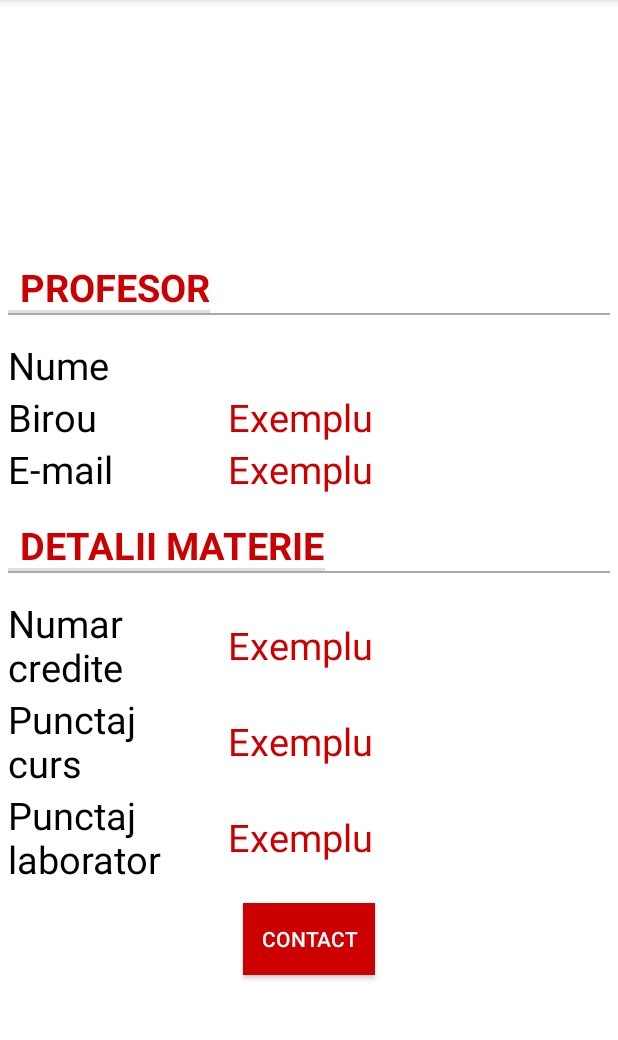
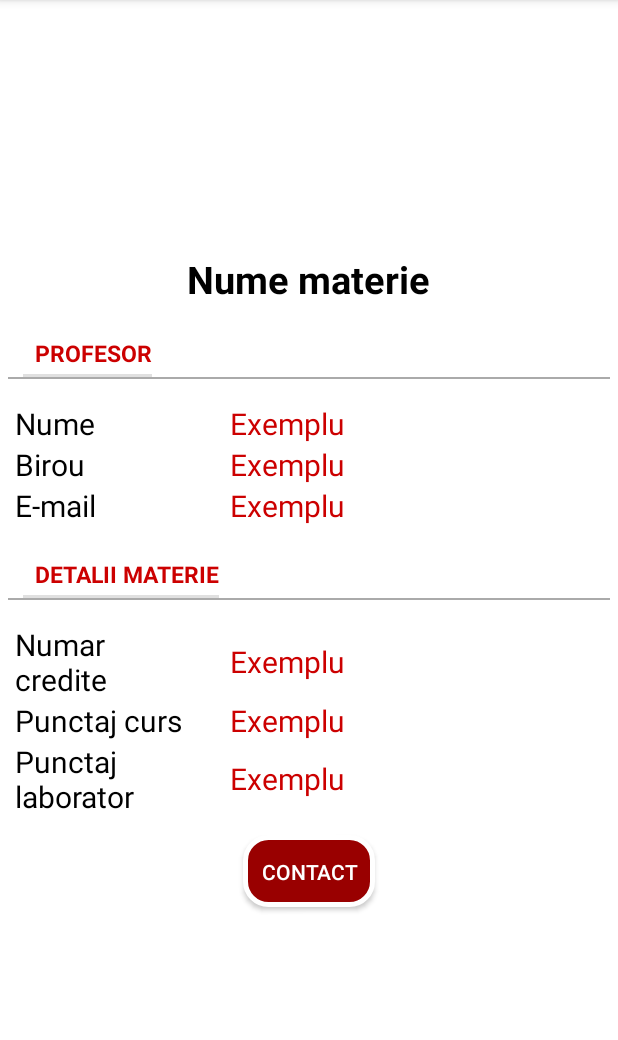
Before and after one commit to razvandalca/iStud-Android, an Android app: the MaterieActivity screen opened directly, with no data from a screen before it, on a phone screen of 412 x 824 dp, the part 84-1124 px from its top. Run offline under Robolectric (Android 15) with nearby library versions, the phone set to English and light mode, and no system bars.

Commit message:
materie detalii , call detalii etc

```diff
--- a/app/src/main/java/ro/horiacalin/istud/Api/iStudAPI.java
+++ b/app/src/main/java/ro/horiacalin/istud/Api/iStudAPI.java
@@ -26,4 +26,7 @@ public interface iStudAPI  {
     @GET("course/read")
     Call<List<Materie>> getCourses(@Query("userid") int userID);
 
+    @GET("course/read")
+    Call<Materie> getCourseDetails(@Query("userid") int userID,@Query("courseid") int courseId);
+
 }
--- a/app/src/main/java/ro/horiacalin/istud/PresentationLayer/Controller/MaterieActivity.java
+++ b/app/src/main/java/ro/horiacalin/istud/PresentationLayer/Controller/MaterieActivity.java
@@ -1,13 +1,19 @@
 package ro.horiacalin.istud.PresentationLayer.Controller;
 
+import android.app.ProgressDialog;
+import android.content.DialogInterface;
 import android.content.Intent;
 import android.net.Uri;
 import android.os.Bundle;
-import android.support.design.widget.TextInputEditText;
+import android.support.v7.app.AlertDialog;
 import android.support.v7.app.AppCompatActivity;
 import android.view.View;
 import android.widget.TextView;
 
+import ro.horiacalin.istud.BusinessLayer.Interfaces.CallbackDefaultNetwork;
+import ro.horiacalin.istud.BusinessLayer.Managers.ApiManager;
+import ro.horiacalin.istud.BusinessLayer.Managers.ToolsManager;
+import ro.horiacalin.istud.BusinessLayer.Pojo.Grade;
 import ro.horiacalin.istud.BusinessLayer.Pojo.Materie;
 import ro.horiacalin.istud.Constants;
 import ro.horiacalin.istud.R;
@@ -19,55 +25,117 @@ import ro.horiacalin.istud.R;
 public class MaterieActivity extends AppCompatActivity {
 
     private Materie materie;
-    private String nume;
-    private String numeTitular;
-    private int nrCredite;
-    private String contactProfesor;
+
 
     private TextView numeProfesor;
+    private TextView birouProf;
+    private TextView emailProf;
+
+
     private TextView numarCredite;
+    private TextView punctajCurs;
+    private TextView punctajLab;
+
+
     private TextView numeMaterie;
-    private TextView contactProfesorView;
 
-    protected void onCreate(Bundle savedInstanceState){
+
+    private ProgressDialog progressDialog;
+
+    protected void onCreate(Bundle savedInstanceState) {
         super.onCreate(savedInstanceState);
 
         setContentView(R.layout.materielayout);
+
+
         numeProfesor = (TextView) findViewById(R.id.numeProfesorSetat);
+        birouProf = (TextView) findViewById(R.id.birouProfesorSetat);
+        emailProf = (TextView) findViewById(R.id.contactProfesorSetat);
+
+
         numarCredite = (TextView) findViewById(R.id.numarCrediteSetat);
+        punctajCurs = (TextView) findViewById(R.id.punctajCursSetat);
+        punctajLab = (TextView) findViewById(R.id.punctajLaboratorSetat);
+
         numeMaterie = (TextView) findViewById(R.id.numeMaterie);
-        contactProfesorView = (TextView) findViewById(R.id.contactProfesorSetat);
 
-        if (getIntent()!=null){
-            materie = (Materie) getIntent().getSerializableExtra(Constants.MATERIE_KEY);
-            nume = materie.getName();
-            nrCredite = materie.getNumarCredite();
-            numeTitular = materie.getNumeTitular();
-            numeMaterie.setText(nume);
-            numeProfesor.setText(numeTitular);
 
-//            numarCredite.setText(nrCredite);
+        progressDialog = new ProgressDialog(this);
+        progressDialog.setTitle(getString(R.string.materie_detalii_progress_dialog_title));
+        progressDialog.setMessage(getString(R.string.materie_detalii_progress_dialog_message));
+        progressDialog.show();
+
+        if (getIntent() != null) {
+            if (getIntent().hasExtra(Constants.MATERIE_KEY)) {
+                materie = (Materie) getIntent().getSerializableExtra(Constants.MATERIE_KEY);
+                if (materie != null) {
+                    ApiManager.getInstance().getCourseDetails(ToolsManager.getInstance().getUser(getApplicationContext()).getId(),materie.getId(),getApplicationContext(), new CallbackDefaultNetwork() {
+                        @Override
+                        public void success(Object object) {
+                            progressDialog.dismiss();
+                            materie= (Materie) object;
+                            populateAvticity();
+                        }
+
+                        @Override
+                        public void fail(String message) {
+                            progressDialog.dismiss();
+                            new AlertDialog.Builder(MaterieActivity.this).setTitle(R.string.generic_alert_dialog_title)
+                                    .setMessage(message)
+                                    .setPositiveButton(R.string.alert_dialog_positive_button, new DialogInterface.OnClickListener() {
+                                        @Override
+                                        public void onClick(DialogInterface dialogInterface, int i) {
+                                            finish();
+                                        }
+                                    }).show();
+                        }
+                    });
+                }
+
+            }
         }
 
     }
 
-    public void trimiteEmailProfesor(View view){
-        String [] addresses = new String[4];
-        addresses[0] = "madalina.ghetu@gmail.com";
-        addresses[1] = "calinhoriaalexandru@gmail.com";
-        addresses[2] = "dalca.razvan@gmail.com";
-        addresses[3] = "david.dumitru62@gmail.com";
-        composeEmail(addresses, "Mail trimis din iStudy", "Futu-ti dumnezeii ma-tii");
+    private void populateAvticity() {
+        numeMaterie.setText(materie.getCourse_name());
+
+        numeProfesor.setText(materie.getProf_name());
+        birouProf.setText(materie.getOffice());
+        emailProf.setText(materie.getEmail());
+
+        numarCredite.setText(Integer.toString(materie.getCreditNo()));
+        for (Grade g : materie.getGrades()) {
+            switch (g.getActivity()) {
+                case Constants.GRADE_TYPE_COURSE:
+                    punctajCurs.setText(Double.toString(g.getValue()));
+                    break;
+                case Constants.GRADE_TYPE_LAB:
+                    punctajLab.setText(Double.toString(g.getValue()));
+                    break;
+                case Constants.GRADE_TYPE_PROJECT:
+                    //// TODO: 10.03.2017 ADD IN XML THE VIEW
+                    break;
+                case Constants.GRADE_TYPE_SEMINAR:
+                    //// TODO: 10.03.2017 ADD IN XML THE VIEW
+
+                    break;
+
+            }
+        }
     }
 
-    public void composeEmail(String[] addresses, String subject, String message) {
+
+    public void composeEmail( View v) {
         Intent intent = new Intent(Intent.ACTION_SENDTO);
         intent.setData(Uri.parse("mailto:"));
-        intent.putExtra(Intent.EXTRA_EMAIL, addresses);
-        intent.putExtra(Intent.EXTRA_SUBJECT, subject);
-        intent.putExtra(Intent.EXTRA_TEXT, message);
+        intent.putExtra(Intent.EXTRA_EMAIL, materie.getEmail());
+        intent.putExtra(Intent.EXTRA_SUBJECT, materie.getCourse_name()+" "+ ToolsManager.getInstance().getUser(getApplicationContext()).getName());
+        intent.putExtra(Intent.EXTRA_TEXT, "");
         if (intent.resolveActivity(getPackageManager()) != null) {
             startActivity(intent);
         }
     }
+
+
 }
--- /dev/null
+++ b/app/src/main/res/drawable/rounded_primary_color_background.xml
@@ -0,0 +1,15 @@
+<?xml version="1.0" encoding="utf-8"?>
+<shape xmlns:android="http://schemas.android.com/apk/res/android" >
+    <stroke
+        android:width="3dp"
+        android:color="@color/white" />
+
+    <solid android:color="@color/colorPrimary" />
+
+    <padding
+        android:left="1dp"
+        android:right="1dp"
+        android:top="1dp" />
+
+    <corners android:radius="15dp" />
+</shape>
--- a/app/src/main/res/layout/ecran_principal.xml
+++ b/app/src/main/res/layout/ecran_principal.xml
@@ -10,8 +10,9 @@
         android:id="@+id/ntb"
         android:layout_width="match_parent"
         android:layout_height="50dp"
-        app:ntb_active_color="#fff"
-        app:ntb_inactive_color="#000"
+        app:ntb_active_color="@color/white"
+        app:ntb_inactive_color="@color/color_ntb_icon_inactive"
+        android:background="@color/colorPrimaryDark"
         app:ntb_animation_duration="400"
         />
 
--- a/app/src/main/res/layout/fragment_note.xml
+++ b/app/src/main/res/layout/fragment_note.xml
@@ -22,6 +22,7 @@
         android:layout_width="wrap_content"
         android:layout_height="wrap_content"
         android:layout_centerInParent="true"
+        android:background="@color/colorPrimary"
         android:visibility="gone"/>
 
 
@@ -30,7 +31,7 @@
         android:layout_width="wrap_content"
         android:layout_height="wrap_content"
         android:text="No courses found! Swipe to refresh!"
-        android:textColor="@color/red"
+        android:textColor="@color/colorPrimary"
         android:layout_centerInParent="true"
         android:visibility="gone"/>
 
--- a/app/src/main/res/layout/materielayout.xml
+++ b/app/src/main/res/layout/materielayout.xml
@@ -6,7 +6,7 @@
     android:gravity="center_vertical"
     android:paddingLeft="5dp"
     android:paddingRight="5dp"
-    android:background="#FFFFFF">
+    android:background="@color/white">
 
     <TextView
         android:id="@+id/numeMaterie"
@@ -28,7 +28,8 @@
         android:layout_height="wrap_content"
         android:text="@string/nume_profesor"
         android:layout_gravity="center"
-        android:textSize="25sp"
+        android:textSize="15sp"
+        android:layout_marginLeft="10dp"
         android:textColor="@color/red"
         android:layout_below="@id/numeMaterie"
         style="?android:attr/listSeparatorTextViewStyle"/>
@@ -49,7 +50,9 @@
         android:orientation="horizontal"
         android:layout_below="@id/viewSpatiere"
         android:layout_centerInParent="true"
-        android:layout_marginTop="16dp">
+        android:layout_marginTop="16dp"
+        android:layout_marginLeft="10dp"
+        >
 
         <TextView
             android:id="@+id/numeProfesor"
@@ -57,7 +60,7 @@
             android:layout_weight="0.5"
             android:layout_height="wrap_content"
             android:text="@string/nume"
-            android:textSize="25sp"
+            android:textSize="20sp"
             android:textColor="@color/black"
 
 
@@ -69,7 +72,7 @@
             android:layout_weight="1"
             android:layout_height="wrap_content"
             android:text="@string/exemplu"
-            android:textSize="25sp"
+            android:textSize="20sp"
             android:textAlignment="viewStart"
             android:gravity="start"
             android:layout_marginLeft="20dp"
@@ -85,7 +88,9 @@
         android:orientation="horizontal"
         android:gravity="start"
         android:layout_below="@id/numeProfesorView"
-        android:layout_centerInParent="true">
+        android:layout_centerInParent="true"
+        android:layout_marginLeft="10dp"
+        >
         <TextView
             android:id="@+id/birouProfesor"
             android:layout_width="0dp"
@@ -93,7 +98,7 @@
             android:layout_height="wrap_content"
             android:text="@string/birou"
             android:layout_gravity="center"
-            android:textSize="25sp"
+            android:textSize="20sp"
             android:textColor="@color/black"/>
         <TextView
             android:id="@+id/birouProfesorSetat"
@@ -101,7 +106,7 @@
             android:layout_weight="1"
             android:layout_height="wrap_content"
             android:text="@string/exemplu"
-            android:textSize="25sp"
+            android:textSize="20sp"
             android:textAlignment="viewStart"
             android:gravity="start"
             android:layout_marginLeft="20dp"
@@ -115,7 +120,9 @@
         android:layout_height="wrap_content"
         android:orientation="horizontal"
         android:layout_below="@id/birouProfesorView"
-        android:layout_centerInParent="true">
+        android:layout_centerInParent="true"
+        android:layout_marginLeft="10dp"
+        >
         <TextView
             android:id="@+id/contactProfesor"
             android:layout_width="0dp"
@@ -123,7 +130,7 @@
             android:layout_height="wrap_content"
             android:text="@string/adresa_email"
             android:layout_gravity="center"
-            android:textSize="25sp"
+            android:textSize="20sp"
             android:textColor="@color/black"/>
         <TextView
             android:id="@+id/contactProfesorSetat"
@@ -131,9 +138,10 @@
             android:layout_weight="1"
             android:layout_height="wrap_content"
             android:text="@string/exemplu"
-            android:textSize="25sp"
+            android:textSize="20sp"
             android:layout_marginLeft="20dp"
             android:textColor="@color/red"
+
             />
     </LinearLayout>
 
@@ -143,11 +151,13 @@
         android:layout_height="wrap_content"
         android:text="@string/detalii_materie"
         android:layout_gravity="center"
-        android:textSize="25sp"
+        android:textSize="15sp"
         android:textColor="@color/red"
         android:layout_below="@id/contactProfesorView"
         style="?android:attr/listSeparatorTextViewStyle"
-        android:layout_marginTop="16dp"/>
+        android:layout_marginTop="16dp"
+        android:layout_marginLeft="10dp"
+        />
     <View
         android:id="@+id/viewSpatiere2"
         android:layout_width="fill_parent"
@@ -165,7 +175,9 @@
         android:gravity="center"
         android:layout_below="@id/viewSpatiere2"
         android:layout_centerInParent="true"
-        android:layout_marginTop="16dp">
+        android:layout_marginTop="16dp"
+        android:layout_marginLeft="10dp"
+        >
         <TextView
             android:id="@+id/numarCredite"
             android:layout_width="0dp"
@@ -173,7 +185,7 @@
             android:layout_height="wrap_content"
             android:text="@string/numar_credite"
             android:layout_gravity="center"
-            android:textSize="25sp"
+            android:textSize="20sp"
             android:textColor="@color/black"/>
         <TextView
             android:id="@+id/numarCrediteSetat"
@@ -181,7 +193,7 @@
             android:layout_weight="1"
             android:layout_height="wrap_content"
             android:text="@string/exemplu"
-            android:textSize="25sp"
+            android:textSize="20sp"
             android:layout_marginLeft="20dp"
             android:textColor="@color/red"
             />
@@ -194,7 +206,9 @@
         android:orientation="horizontal"
         android:gravity="center"
         android:layout_below="@id/crediteleVietii"
-        android:layout_centerInParent="true">
+        android:layout_centerInParent="true"
+        android:layout_marginLeft="10dp"
+        >
         <TextView
             android:id="@+id/punctajCurs"
             android:layout_width="0dp"
@@ -202,7 +216,7 @@
             android:layout_height="wrap_content"
             android:text="@string/punctaj_curs"
             android:layout_gravity="center"
-            android:textSize="25sp"
+            android:textSize="20sp"
             android:textColor="@color/black"/>
         <TextView
             android:id="@+id/punctajCursSetat"
@@ -210,7 +224,7 @@
             android:layout_weight="1"
             android:layout_height="wrap_content"
             android:text="@string/exemplu"
-            android:textSize="25sp"
+            android:textSize="20sp"
             android:layout_marginLeft="20dp"
             android:textColor="@color/red"
 
@@ -224,7 +238,9 @@
         android:orientation="horizontal"
         android:gravity="center"
         android:layout_below="@id/punctajCursView"
-        android:layout_centerInParent="true">
+        android:layout_centerInParent="true"
+        android:layout_marginLeft="10dp"
+        >
         <TextView
             android:id="@+id/punctajLaborator"
             android:layout_width="0dp"
@@ -232,7 +248,7 @@
             android:layout_height="wrap_content"
             android:text="@string/punctaj_laborator"
             android:layout_gravity="center"
-            android:textSize="25sp"
+            android:textSize="20sp"
             android:textColor="@color/black"/>
         <TextView
             android:id="@+id/punctajLaboratorSetat"
@@ -240,7 +256,7 @@
             android:layout_weight="1"
             android:layout_height="wrap_content"
             android:text="@string/exemplu"
-            android:textSize="25sp"
+            android:textSize="20sp"
             android:layout_marginLeft="20dp"
             android:textColor="@color/red"/>
     </LinearLayout>
@@ -251,11 +267,10 @@
         android:id="@+id/next_button"
         android:layout_width="wrap_content"
         android:layout_height="wrap_content"
-        android:layout_alignParentBottom="false"
         android:layout_centerHorizontal="true"
-        android:textColor="#FFFFFF"
-        android:background="@color/red"
-        android:onClick="trimiteEmailProfesor"
+        android:textColor="@color/white"
+        android:background="@drawable/rounded_primary_color_background"
+        android:onClick="composeEmail"
         android:text="@string/contact"
         android:layout_below = "@id/punctajLaboratorView"
         android:layout_marginTop="12dp"/>
--- a/app/src/main/res/values/colors.xml
+++ b/app/src/main/res/values/colors.xml
@@ -14,4 +14,5 @@
     <color name="grey">#5c616b</color>
     <color name="gre_unselected">#9f9f9f</color>
     <color name="etti">#D0D6D6</color>
+    <color name="color_ntb_icon_inactive">#2d0000</color>
 </resources>
--- a/app/src/main/res/values/strings.xml
+++ b/app/src/main/res/values/strings.xml
@@ -35,4 +35,6 @@
     <string name="generic_alert_dialog_title">Ups!</string>
     <string name="alert_dialog_positive_button">Ok</string>
     <string name="login_error_fatal">Something went wrong!</string>
+    <string name="materie_detalii_progress_dialog_title">Getting the details</string>
+    <string name="materie_detalii_progress_dialog_message">We are getting all your info for this courese.\nPlease wait!</string>
 </resources>
```
Also changed, not shown: app/src/main/java/ro/horiacalin/istud/BusinessLayer/Managers/ApiManager.java (+23 -0 lines), app/src/main/java/ro/horiacalin/istud/BusinessLayer/Pojo/Grade.java (added, +31 -0 lines), app/src/main/java/ro/horiacalin/istud/BusinessLayer/Pojo/Materie.java (+68 -16 lines), app/src/main/java/ro/horiacalin/istud/BusinessLayer/Pojo/User.java (+18 -0 lines), app/src/main/java/ro/horiacalin/istud/Constants.java (+7 -1 lines), app/src/main/java/ro/horiacalin/istud/PresentationLayer/Controller/EcranPrincipalActivity.java (+4 -5 lines), app/src/main/java/ro/horiacalin/istud/PresentationLayer/Controller/FragmentNote.java (+10 -5 lines).
